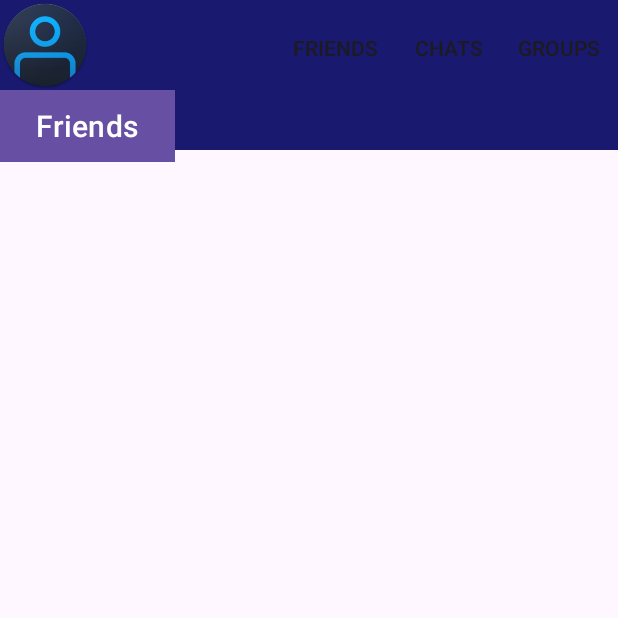
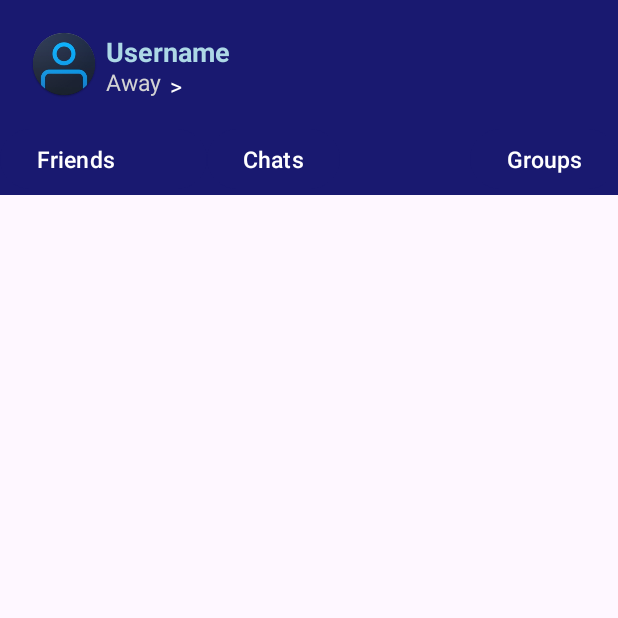
Before and after one commit to AliCoopaaaah/Test, an Android app: the screen it shows after launch (MainActivity), on a phone screen of 412 x 824 dp, the top half of it. Run offline under Robolectric (Android 15) with nearby library versions, the phone set to English and light mode, and no system bars.

Commit message:
Trying to recreate battle.net app

```diff
--- a/app/src/main/java/com/example/test/MainActivity.java
+++ b/app/src/main/java/com/example/test/MainActivity.java
@@ -28,10 +28,4 @@ public class MainActivity extends AppCompatActivity {
 
     }//onCreate
 
-    @Override
-    public boolean onCreateOptionsMenu(Menu menu) {
-        MenuInflater inflater = getMenuInflater();
-        inflater.inflate(R.menu.menu, menu);
-        return true;
-    }
 }
--- a/app/src/main/res/layout/activity_main.xml
+++ b/app/src/main/res/layout/activity_main.xml
@@ -10,26 +10,92 @@
         <androidx.appcompat.widget.Toolbar
             android:id="@+id/toolbar"
             android:layout_width="match_parent"
-            android:layout_height="100dp"
+            android:layout_height="130dp"
             android:background="@color/blue"
             app:layout_constraintLeft_toLeftOf="parent"
             app:layout_constraintTop_toTopOf="parent"/>
 
         <ImageView
             android:id="@+id/icon"
-            android:layout_width="60dp"
-            android:layout_height="60dp"
+            android:layout_width="45dp"
+            android:layout_height="45dp"
             android:layout_marginTop="20dp"
-            android:layout_marginLeft="20dp"/>
+            android:layout_marginLeft="20dp"
+            app:layout_constraintLeft_toLeftOf="@id/toolbar"
+            app:layout_constraintTop_toTopOf="@id/toolbar"/>
+
+        <TextView
+            android:id="@+id/username"
+            android:text="Username"
+            android:textSize="18dp"
+            android:textColor="@color/lightBlue"
+            android:textStyle="bold"
+            android:paddingLeft="5dp"
+            android:paddingTop="2dp"
+            android:layout_width="wrap_content"
+            android:layout_height="wrap_content"
+            app:layout_constraintLeft_toRightOf="@+id/icon"
+            app:layout_constraintTop_toTopOf="@id/icon"/>
+
+        <TextView
+            android:id="@+id/status"
+            android:text="Away"
+            android:textSize="15dp"
+            android:textColor="@color/lightGray"
+            android:paddingLeft="5dp"
+            android:layout_width="wrap_content"
+            android:layout_height="wrap_content"
+            app:layout_constraintLeft_toRightOf="@+id/icon"
+            app:layout_constraintBottom_toBottomOf="@id/icon"/>
+
+        <TextView
+            android:id="@+id/thingy"
+            android:text=">"
+            android:textSize="15dp"
+            android:textColor="@color/white"
+            android:paddingLeft="5dp"
+            android:layout_width="wrap_content"
+            android:layout_height="wrap_content"
+            app:layout_constraintLeft_toRightOf="@+id/status"
+            app:layout_constraintTop_toBottomOf="@id/username"/>
 
         <Button
             android:id="@+id/friends"
             android:text="Friends"
-            android:textSize="20dp"
+            android:textSize="15dp"
+            android:paddingRight="62dp"
+            android:layout_width="wrap_content"
+            android:layout_height="wrap_content"
+            app:backgroundTint="#191970"
+            app:layout_constraintLeft_toLeftOf="parent"
+            app:layout_constraintBottom_toBottomOf="@+id/toolbar"/>
+
+        <Button
+            android:id="@+id/chats"
+            android:text="Chats"
+            android:textSize="15dp"
+            android:layout_width="wrap_content"
+            android:layout_height="wrap_content"
+            app:backgroundTint="#191970"
+            app:layout_constraintLeft_toRightOf="@+id/friends"
+            app:layout_constraintBottom_toBottomOf="@+id/toolbar"/>
+
+        <Button
+            android:id="@+id/groups"
+            android:text="Groups"
+            android:textSize="15dp"
+            android:layout_width="wrap_content"
+            android:layout_height="wrap_content"
+            app:backgroundTint="#191970"
+            app:layout_constraintRight_toRightOf="parent"
+            app:layout_constraintBottom_toBottomOf="@+id/toolbar"/>
+
+        <ListView
+            android:id="@+id/friendsList"
             android:background="@color/blue"
             android:layout_width="wrap_content"
             android:layout_height="wrap_content"
             app:layout_constraintLeft_toLeftOf="parent"
-            app:layout_constraintTop_toBottomOf="@+id/icon"/>
+            app:layout_constraintTop_toBottomOf="@id/toolbar"/>
 
 </androidx.constraintlayout.widget.ConstraintLayout>
--- a/app/src/main/res/layout/chats_display.xml
+++ /dev/null
@@ -1,15 +0,0 @@
-<?xml version="1.0" encoding="utf-8"?>
-<LinearLayout xmlns:android="http://schemas.android.com/apk/res/android"
-    android:layout_width="match_parent"
-    android:layout_height="match_parent">
-
-    <TextView
-        android:text="Chats"
-        android:textColor="@color/white"
-        android:textSize="20dp"
-        android:layout_width="match_parent"
-        android:layout_height="wrap_content"
-        android:layout_marginRight="40dp"
-        android:layout_marginLeft="40dp"/>
-
-</LinearLayout>
--- a/app/src/main/res/layout/friends_display.xml
+++ /dev/null
@@ -1,15 +0,0 @@
-<?xml version="1.0" encoding="utf-8"?>
-<LinearLayout xmlns:android="http://schemas.android.com/apk/res/android"
-    android:layout_width="match_parent"
-    android:layout_height="match_parent">
-
-    <TextView
-        android:text="Friends"
-        android:textColor="@color/white"
-        android:textSize="20dp"
-        android:layout_width="match_parent"
-        android:layout_height="wrap_content"
-        android:layout_marginRight="40dp"
-        android:layout_marginLeft="10dp"/>
-
-</LinearLayout>
--- a/app/src/main/res/layout/groups_display.xml
+++ /dev/null
@@ -1,15 +0,0 @@
-<?xml version="1.0" encoding="utf-8"?>
-<LinearLayout xmlns:android="http://schemas.android.com/apk/res/android"
-    android:layout_width="match_parent"
-    android:layout_height="match_parent">
-
-    <TextView
-        android:text="Groups"
-        android:textColor="@color/white"
-        android:textSize="20dp"
-        android:layout_width="match_parent"
-        android:layout_height="wrap_content"
-        android:layout_marginRight="40dp"
-        android:layout_marginLeft="40dp"/>
-
-</LinearLayout>
--- a/app/src/main/res/menu/menu.xml
+++ /dev/null
@@ -1,25 +0,0 @@
-<?xml version="1.0" encoding="utf-8"?>
-<menu xmlns:android="http://schemas.android.com/apk/res/android"
-    xmlns:app="http://schemas.android.com/apk/res-auto">
-
-    <item android:id="@+id/friends"
-        android:title="friends"
-        android:orderInCategory="100"
-        android:actionLayout="@layout/friends_display"
-        app:showAsAction="always"/>
-
-    <item android:id="@+id/chats"
-        android:title="Chats"
-        android:orderInCategory="200"
-        android:actionLayout="@layout/chats_display"
-        app:showAsAction="always"
-        />
-
-    <item android:id="@+id/groups"
-        android:title="Groups"
-        android:orderInCategory="300"
-        android:actionLayout="@layout/groups_display"
-        app:showAsAction="always"
-        />
-
-</menu>
--- a/app/src/main/res/values/colors.xml
+++ b/app/src/main/res/values/colors.xml
@@ -3,4 +3,6 @@
     <color name="black">#FF000000</color>
     <color name="white">#FFFFFFFF</color>
     <color name="blue">#191970</color>
+    <color name="lightBlue">#ADD8E6</color>
+    <color name="lightGray">#D3D3D3</color>
 </resources>
```
